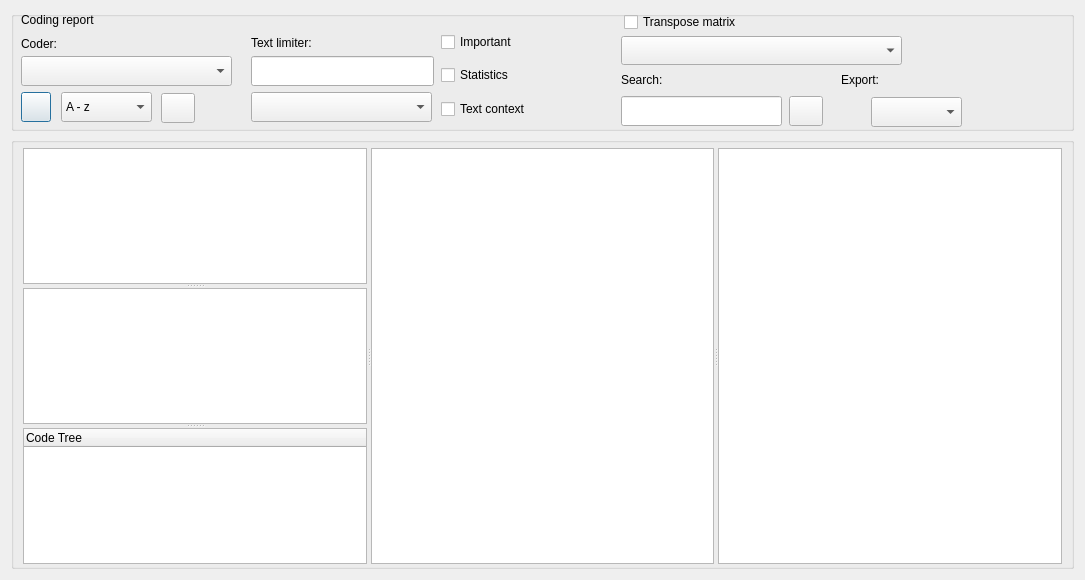
Qt form GUI_UIs/ui_dialog_report_codings.ui (ccbogel/QualCoder) before a commit.
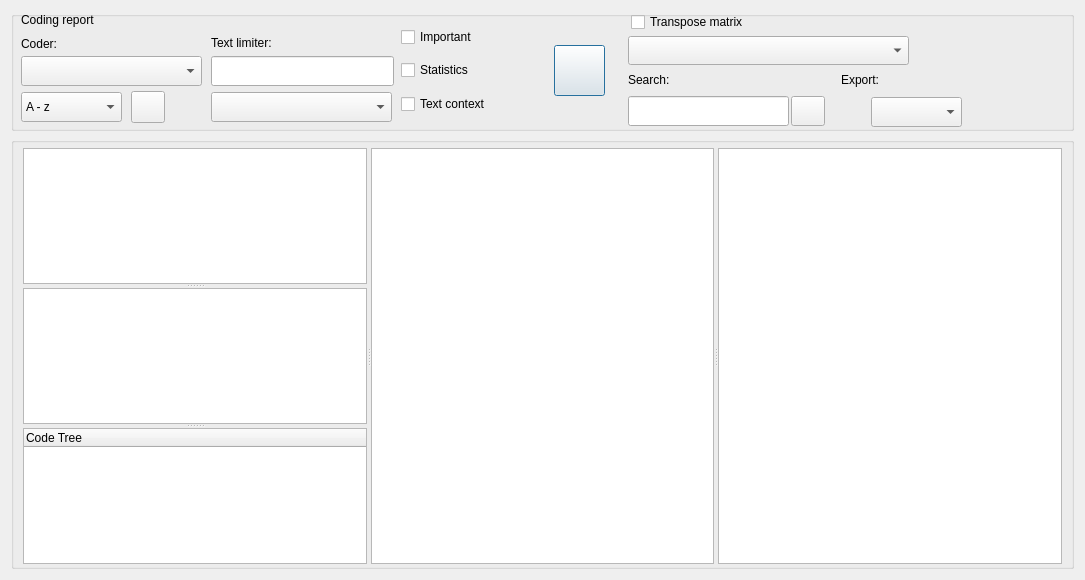
The same form after that commit.

```diff
--- a/GUI_UIs/ui_dialog_report_codings.ui
+++ b/GUI_UIs/ui_dialog_report_codings.ui
@@ -43,7 +43,7 @@
      <widget class="QLineEdit" name="lineEdit">
       <property name="geometry">
        <rect>
-        <x>240</x>
+        <x>200</x>
         <y>45</y>
         <width>183</width>
         <height>30</height>
@@ -53,7 +53,7 @@
      <widget class="QLabel" name="label">
       <property name="geometry">
        <rect>
-        <x>240</x>
+        <x>200</x>
         <y>21</y>
         <width>183</width>
         <height>22</height>
@@ -69,10 +69,10 @@
      <widget class="QPushButton" name="pushButton_search">
       <property name="geometry">
        <rect>
-        <x>10</x>
-        <y>81</y>
-        <width>30</width>
-        <height>30</height>
+        <x>543</x>
+        <y>34</y>
+        <width>51</width>
+        <height>51</height>
        </rect>
       </property>
       <property name="toolTip">
@@ -100,7 +100,7 @@
        <rect>
         <x>10</x>
         <y>45</y>
-        <width>211</width>
+        <width>181</width>
         <height>30</height>
        </rect>
       </property>
@@ -108,10 +108,10 @@
      <widget class="QPushButton" name="pushButton_attributeselect">
       <property name="geometry">
        <rect>
-        <x>150</x>
-        <y>82</y>
+        <x>120</x>
+        <y>80</y>
         <width>34</width>
-        <height>30</height>
+        <height>32</height>
        </rect>
       </property>
       <property name="toolTip">
@@ -193,7 +193,7 @@
      <widget class="QComboBox" name="comboBox_matrix">
       <property name="geometry">
        <rect>
-        <x>610</x>
+        <x>617</x>
         <y>25</y>
         <width>281</width>
         <height>29</height>
@@ -206,9 +206,9 @@
      <widget class="QCheckBox" name="checkBox_important">
       <property name="geometry">
        <rect>
-        <x>430</x>
-        <y>18</y>
-        <width>161</width>
+        <x>390</x>
+        <y>13</y>
+        <width>141</width>
         <height>26</height>
        </rect>
       </property>
@@ -222,7 +222,7 @@
      <widget class="QComboBox" name="comboBox_memos">
       <property name="geometry">
        <rect>
-        <x>240</x>
+        <x>200</x>
         <y>81</y>
         <width>181</width>
         <height>30</height>
@@ -235,7 +235,7 @@
      <widget class="QLabel" name="label_memos">
       <property name="geometry">
        <rect>
-        <x>205</x>
+        <x>170</x>
         <y>81</y>
         <width>28</width>
         <height>28</height>
@@ -251,9 +251,9 @@
      <widget class="QCheckBox" name="checkBox_show_stats">
       <property name="geometry">
        <rect>
-        <x>430</x>
-        <y>51</y>
-        <width>161</width>
+        <x>390</x>
+        <y>46</y>
+        <width>141</width>
         <height>26</height>
        </rect>
       </property>
@@ -267,7 +267,7 @@
      <widget class="QCheckBox" name="checkBox_matrix_transpose">
       <property name="geometry">
        <rect>
-        <x>613</x>
+        <x>620</x>
         <y>-1</y>
         <width>231</width>
         <height>24</height>
@@ -280,9 +280,9 @@
      <widget class="QCheckBox" name="checkBox_text_context">
       <property name="geometry">
        <rect>
-        <x>430</x>
-        <y>85</y>
-        <width>161</width>
+        <x>390</x>
+        <y>80</y>
+        <width>141</width>
         <height>26</height>
        </rect>
       </property>
@@ -296,7 +296,7 @@
      <widget class="QLineEdit" name="lineEdit_search_results">
       <property name="geometry">
        <rect>
-        <x>610</x>
+        <x>617</x>
         <y>85</y>
         <width>161</width>
         <height>30</height>
@@ -309,7 +309,7 @@
      <widget class="QLabel" name="label_search_results">
       <property name="geometry">
        <rect>
-        <x>610</x>
+        <x>617</x>
         <y>58</y>
         <width>101</width>
         <height>22</height>
@@ -328,7 +328,7 @@
      <widget class="QPushButton" name="pushButton_search_next">
       <property name="geometry">
        <rect>
-        <x>778</x>
+        <x>780</x>
         <y>85</y>
         <width>34</width>
         <height>30</height>
@@ -344,9 +344,9 @@
      <widget class="QComboBox" name="comboBox_sort">
       <property name="geometry">
        <rect>
-        <x>50</x>
+        <x>10</x>
         <y>81</y>
-        <width>91</width>
+        <width>101</width>
         <height>30</height>
        </rect>
       </property>
```
Left out of the diff: 10 changed lines with no effect on the pictures.
